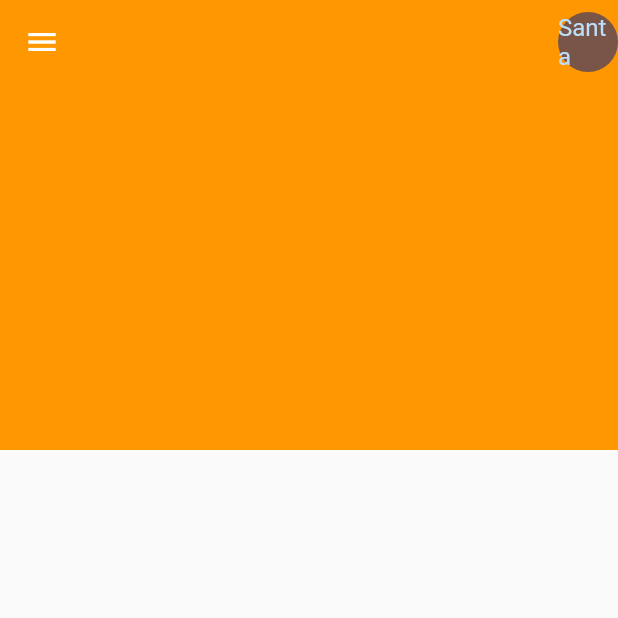
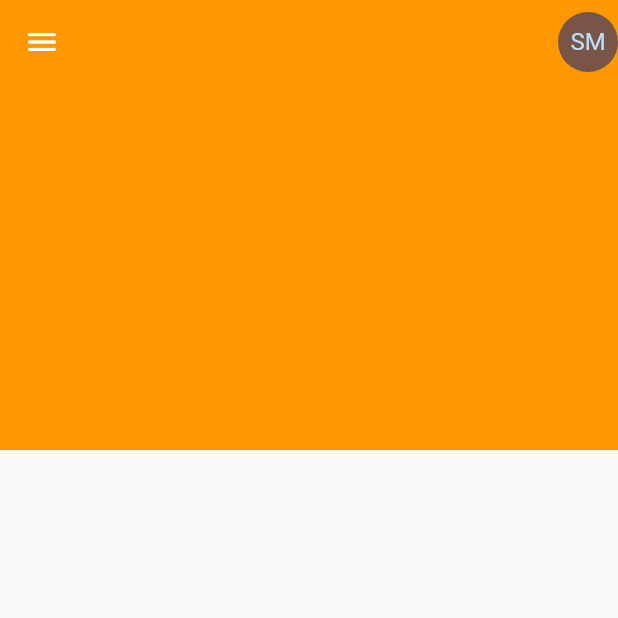
Before and after one commit to lohenyumnam/intern_daily_task, a Flutter app: the TravelApp screen opened directly, on a phone screen of 412 x 824 dp, the top half of it. Run offline on Flutter 3.47's test engine with Material 2 defaults, Android fonts, the phone set to English and light mode, and no system bars.

Commit message:
backgroundColor: Colors.brown,               child: Text('SM'),

```diff
--- a/lib/src/daily_task/page/travelApp/travel_app.dart
+++ b/lib/src/daily_task/page/travelApp/travel_app.dart
@@ -14,8 +14,8 @@ class TravelApp extends StatelessWidget {
           actions: [
             CircleAvatar(
               backgroundColor: Colors.brown,
-              child: Text('Santa'),
-            )
+              child: Text('SM'),
+            ),
           ],
         ),
       ]),
```
